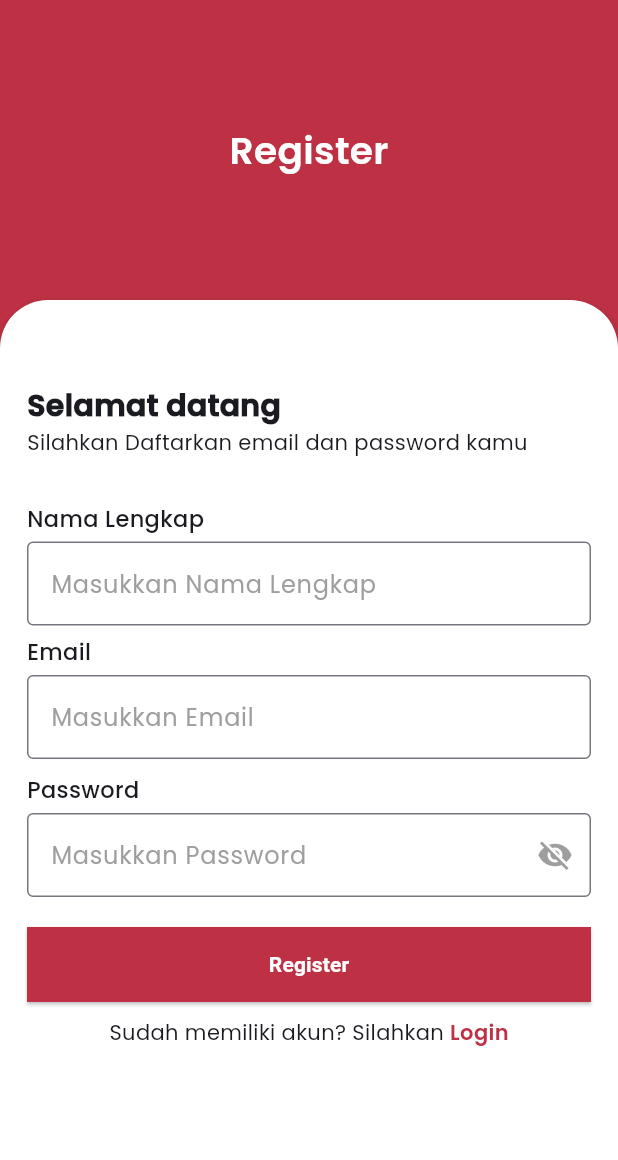
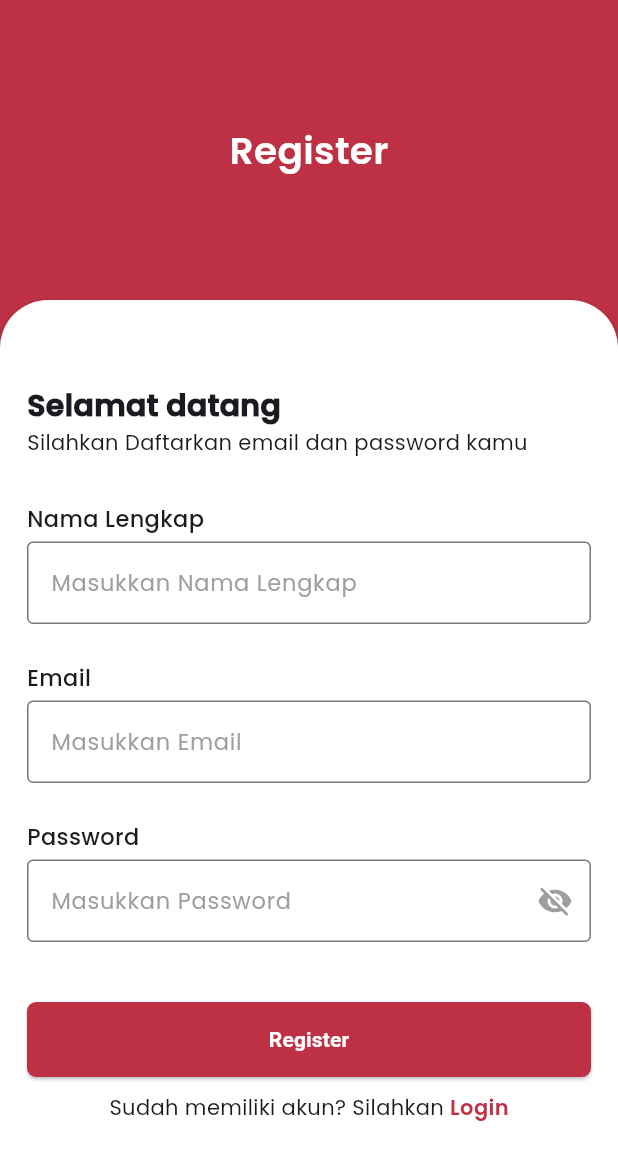
Before and after one commit to adella-kitchen/adella-mobile, a Flutter app: the screen it shows after launch, after a tap on "Login", after a tap on "Register", on a phone screen of 412 x 824 dp. Shown: the top 1160 px of the screen. Run offline on Flutter 3.47's test engine with Material 3 defaults, Android fonts, the phone set to English and light mode, and no system bars.

Commit message:
update myColors class

```diff
--- a/lib/components/login_component.dart
+++ b/lib/components/login_component.dart
@@ -1,6 +1,8 @@
+import 'package:adella_kitchen/components/partials/single_widget.dart';
+import 'package:adella_kitchen/theme/app_theme.dart';
 import 'package:flutter/material.dart';
 
-import '../theme/myColors.dart';
+import '../theme/MyColors.dart';
 
 class FormLogin extends StatefulWidget {
   const FormLogin({Key? key}) : super(key: key);
@@ -21,37 +23,7 @@ class _FormLoginState extends State<FormLogin> {
       child: Column(
         crossAxisAlignment: CrossAxisAlignment.start,
         children: [
-          Container(
-            margin: const EdgeInsets.only(bottom: 5),
-            child: const Text(
-              'Email',
-              style: TextStyle(fontSize: 15, fontWeight: FontWeight.w500),
-            ),
-          ),
-          TextFormField(
-            decoration: const InputDecoration(
-              hintText: 'Masukkan Email',
-              hintStyle: TextStyle(color: Colors.grey),
-              border: OutlineInputBorder(),
-              focusedBorder: OutlineInputBorder(
-                borderSide: BorderSide(color: Colors.black),
-              ),
-            ),
-            cursorColor: Colors.black,
-            validator: (value) {
-              if (value!.trim().isEmpty) {
-                return 'Email required';
-              } else if (!RegExp(r'^[\w-\.]+@([\w-]+\.)+[\w-]{2,4}$')
-                  .hasMatch(value)) {
-                return 'Please enter a valid email';
-              }
-              return null;
-            },
-            keyboardType: TextInputType.emailAddress,
-          ),
-          const SizedBox(
-            height: 10,
-          ),
+          const TfEmail(),
           Container(
             margin: const EdgeInsets.only(bottom: 5),
             child: const Text(
@@ -59,7 +31,10 @@ class _FormLoginState extends State<FormLogin> {
               style: TextStyle(fontSize: 15, fontWeight: FontWeight.w500),
             ),
           ),
-          TextFormField(
+          SizedBox(
+            height: 80,
+            child: TextFormField(
+              style: TextStyle(fontSize: fontSize().regular),
               obscureText: _obscureText,
               decoration: InputDecoration(
                 hintText: 'Masukkan Password',
@@ -91,22 +66,23 @@ class _FormLoginState extends State<FormLogin> {
                 return null;
               },
             ),
+          ),
           Container(
-            margin: const EdgeInsets.only(top: 20),
+            margin: const EdgeInsets.only(top: 15),
             child: SizedBox(
               height: 50,
               child: ElevatedButton(
                 style: ButtonStyle(
                   shape: MaterialStateProperty.all(
                     RoundedRectangleBorder(
-                      borderRadius: BorderRadius.circular(0),
+                      borderRadius: BorderRadius.circular(6),
                     ),
                   ),
                   minimumSize: MaterialStateProperty.all(
                     const Size(double.infinity, 50),
                   ),
                   backgroundColor: MaterialStateProperty.all(
-                    myColors().primaryColor,
+                    MyColors().primaryColor,
                   ),
                 ),
                 onPressed: () {
@@ -142,7 +118,7 @@ class header extends StatelessWidget {
         children: [
           Container(
             height: 200,
-            color: myColors().primaryColor,
+            color: MyColors().primaryColor,
             child: Center(
               child: Text(
                 judul,
@@ -175,7 +151,7 @@ class footerLogin extends StatelessWidget {
           child: Text(
             'Register',
             style: TextStyle(
-                color: myColors().primaryColor, fontWeight: FontWeight.bold),
+                color: MyColors().primaryColor, fontWeight: FontWeight.bold),
           ),
         )
       ],
--- a/lib/components/register_component.dart
+++ b/lib/components/register_component.dart
@@ -1,4 +1,6 @@
-import 'package:adella_kitchen/theme/myColors.dart';
+import 'package:adella_kitchen/components/partials/single_widget.dart';
+import 'package:adella_kitchen/theme/MyColors.dart';
+import 'package:adella_kitchen/theme/app_theme.dart';
 import 'package:flutter/material.dart';
 
 class FormRegister extends StatefulWidget {
@@ -20,70 +22,23 @@ class _FormRegisterState extends State<FormRegister> {
       child: Column(
         crossAxisAlignment: CrossAxisAlignment.start,
         children: [
+          const TfText(
+              label: 'Nama Lengkap',
+              placeHolder: 'Masukkan Nama Lengkap',
+              validate: 'Name required'),
+          const TfEmail(),
           Container(
             margin: const EdgeInsets.only(bottom: 5),
-            child: const Text(
-              'Nama Lengkap',
-              style: TextStyle(fontSize: 15, fontWeight: FontWeight.w500),
+            child: Text(
+              'Password',
+              style: TextStyle(
+                  fontSize: fontSize().regular, fontWeight: FontWeight.w500),
             ),
           ),
-          TextFormField(
-            decoration: const InputDecoration(
-              hintText: 'Masukkan Nama Lengkap',
-              hintStyle: TextStyle(color: Colors.grey),
-              border: OutlineInputBorder(),
-              focusedBorder: OutlineInputBorder(
-                borderSide: BorderSide(color: Colors.black),
-              ),
-            ),
-            cursorColor: Colors.black,
-            validator: (value) {
-              if (value!.trim().isEmpty) {
-                return 'Name required';
-              }
-              return null;
-            },
-            keyboardType: TextInputType.text,
-          ),
-          Container(
-            margin: const EdgeInsets.only(top: 7, bottom: 5),
-            child: const Text(
-              'Email',
-              style: TextStyle(fontSize: 15, fontWeight: FontWeight.w500),
-            ),
-          ),
-          TextFormField(
-            decoration: const InputDecoration(
-              hintText: 'Masukkan Email',
-              hintStyle: TextStyle(color: Colors.grey),
-              border: OutlineInputBorder(),
-              focusedBorder: OutlineInputBorder(
-                borderSide: BorderSide(color: Colors.black),
-              ),
-            ),
-            cursorColor: Colors.black,
-            validator: (value) {
-              if (value!.trim().isEmpty) {
-                return 'Email required';
-              } else if (!RegExp(r'^[\w-\.]+@([\w-]+\.)+[\w-]{2,4}$')
-                  .hasMatch(value)) {
-                return 'Please enter a valid email';
-              }
-              return null;
-            },
-            keyboardType: TextInputType.emailAddress,
-          ),
-          const SizedBox(
-            height: 10,
-          ),
-          Container(
-            margin: const EdgeInsets.only(bottom: 5),
-            child: const Text(
-              'Password',
-              style: TextStyle(fontSize: 15, fontWeight: FontWeight.w500),
-            ),
-          ),
-          TextFormField(
+          SizedBox(
+            height: 80,
+            child: TextFormField(
+              style: TextStyle(fontSize: fontSize().regular),
               obscureText: _obscureText,
               decoration: InputDecoration(
                 hintText: 'Masukkan Password',
@@ -115,22 +70,23 @@ class _FormRegisterState extends State<FormRegister> {
                 return null;
               },
             ),
+          ),
           Container(
-            margin: const EdgeInsets.only(top: 20),
+            margin: const EdgeInsets.only(top: 15),
             child: SizedBox(
               height: 50,
               child: ElevatedButton(
                 style: ButtonStyle(
                   shape: MaterialStateProperty.all(
                     RoundedRectangleBorder(
-                      borderRadius: BorderRadius.circular(0),
+                      borderRadius: BorderRadius.circular(6),
                     ),
                   ),
                   minimumSize: MaterialStateProperty.all(
                     const Size(double.infinity, 50),
                   ),
                   backgroundColor: MaterialStateProperty.all(
-                    myColors().primaryColor,
+                    MyColors().primaryColor,
                   ),
                 ),
                 onPressed: () {
@@ -165,12 +121,12 @@ class footerRegister extends StatelessWidget {
         const Text('Sudah memiliki akun? Silahkan '),
         GestureDetector(
           onTap: () {
-            Navigator.pushReplacementNamed(context, '/login');
+            Navigator.pushNamed(context, '/login');
           },
           child: Text(
             'Login',
             style: TextStyle(
-                color: myColors().primaryColor, fontWeight: FontWeight.bold),
+                color: MyColors().primaryColor, fontWeight: FontWeight.bold),
           ),
         )
       ],
--- a/lib/theme/myColors.dart
+++ b/lib/theme/myColors.dart
@@ -1,6 +1,6 @@
 import 'package:flutter/material.dart';
 
-class myColors {
+class MyColors {
   Color primaryColor = const Color(0xFFBE3144);
   Color grey = const Color(0xFFB0B0B0);
   Color black = Color(0xFF292b2c);
--- a/lib/view/login.dart
+++ b/lib/view/login.dart
@@ -1,6 +1,6 @@
 import 'package:adella_kitchen/components/login_component.dart';
 import 'package:adella_kitchen/layout/card_container_login.dart';
-import 'package:adella_kitchen/theme/myColors.dart';
+import 'package:adella_kitchen/theme/MyColors.dart';
 import 'package:flutter/material.dart';
 
 class Login extends StatefulWidget {
@@ -14,7 +14,7 @@ class _LoginState extends State<Login> {
   @override
   Widget build(BuildContext context) {
     return Scaffold(
-      backgroundColor: myColors().primaryColor,
+      backgroundColor: MyColors().primaryColor,
       body: const Column(
         children: [
           header(judul: 'Login'),
--- a/lib/view/register.dart
+++ b/lib/view/register.dart
@@ -1,7 +1,7 @@
 import 'package:adella_kitchen/components/login_component.dart';
 import 'package:adella_kitchen/components/register_component.dart';
 import 'package:adella_kitchen/layout/card_container_login.dart';
-import 'package:adella_kitchen/theme/myColors.dart';
+import 'package:adella_kitchen/theme/MyColors.dart';
 import 'package:flutter/material.dart';
 
 class Register extends StatefulWidget {
@@ -15,7 +15,7 @@ class _RegisterState extends State<Register> {
   @override
   Widget build(BuildContext context) {
     return Scaffold(
-      backgroundColor: myColors().primaryColor,
+      backgroundColor: MyColors().primaryColor,
       body: const Column(
         children: [
           header(judul: 'Register'),
```
Lines whose indentation alone changed are shown as unchanged.
